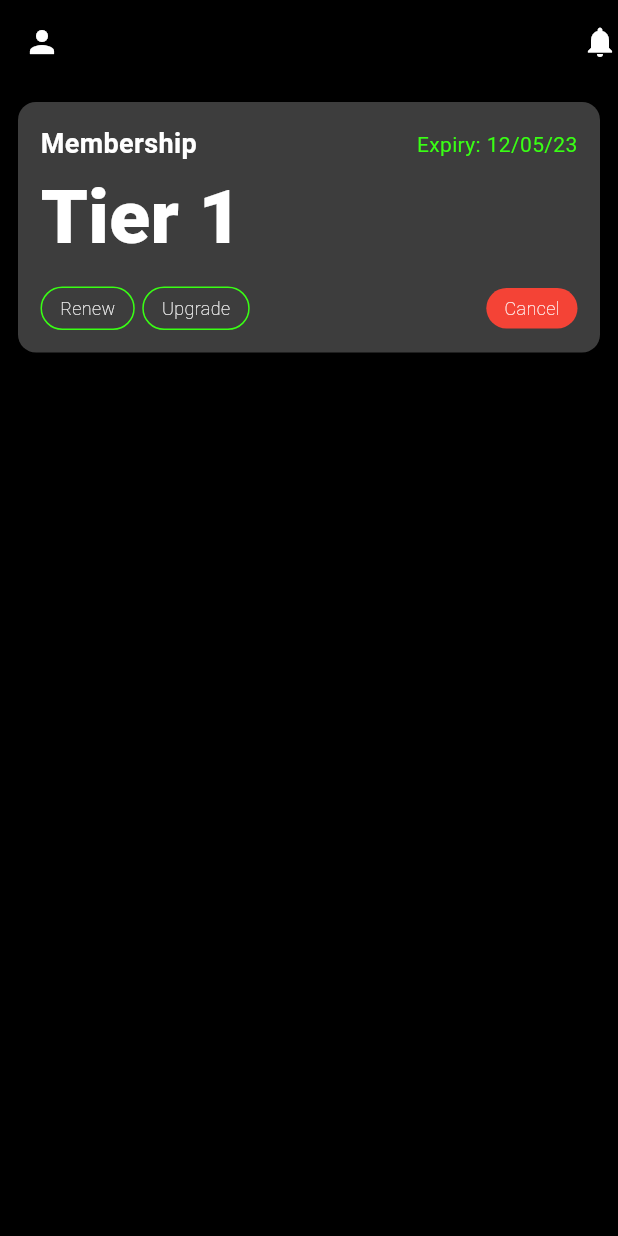
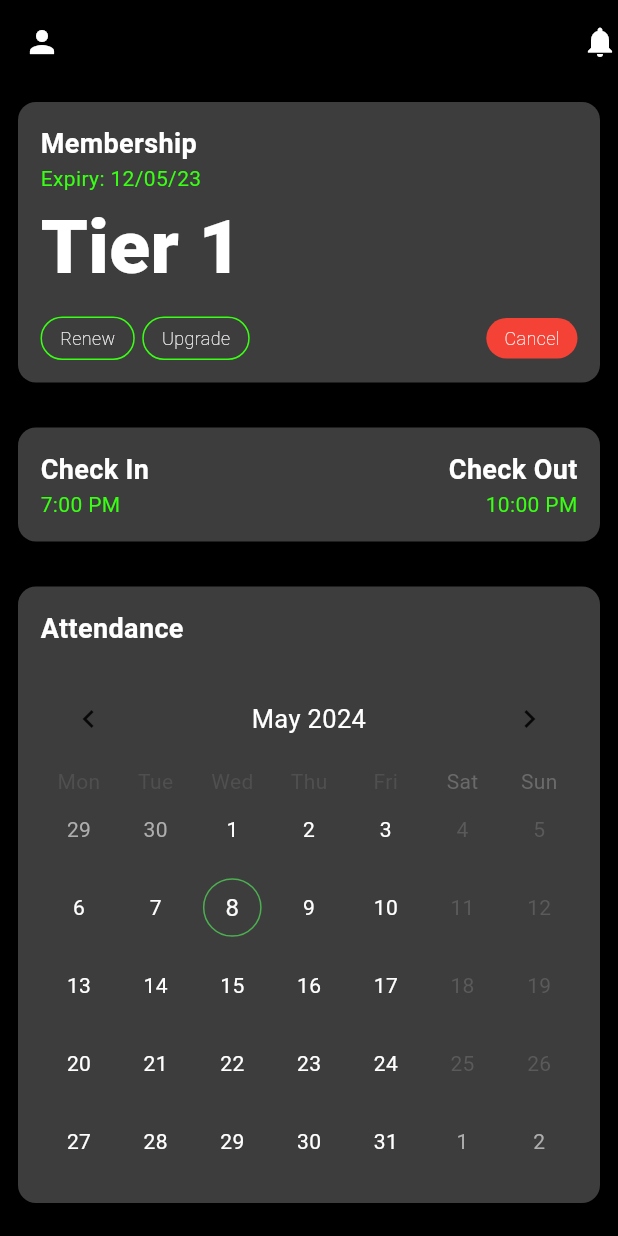
Before and after one commit to jasimrazi/GymApp, a Flutter app: the HomePage screen opened directly, on a phone screen of 412 x 824 dp. Run offline on Flutter 3.47's test engine with Material 3 defaults, Android fonts, the phone set to English and light mode, and no system bars; drawn by our look-alikes of table_calendar; our stand-ins replace google_fonts.

Commit message:
Add calender

```diff
--- a/lib/screens/home_page.dart
+++ b/lib/screens/home_page.dart
@@ -1,16 +1,40 @@
-import 'package:flutter/cupertino.dart';
 import 'package:flutter/material.dart';
 import 'package:flutter/widgets.dart';
+import 'package:table_calendar/table_calendar.dart'; // Import TableCalendar package
 import 'package:gymapp/utils.dart';
 
 class HomePage extends StatefulWidget {
-  const HomePage({super.key});
+  const HomePage({Key? key});
 
   @override
   State<HomePage> createState() => _HomePageState();
 }
 
 class _HomePageState extends State<HomePage> {
+  late CalendarFormat _calendarFormat;
+  late DateTime _focusedDay;
+  late DateTime _selectedDay;
+  CalendarStyle _calendarStyle = CalendarStyle(
+    selectedDecoration: BoxDecoration(
+      color: Colors.green,
+      shape: BoxShape.circle,
+    ),
+    todayDecoration: BoxDecoration(
+      color: Colors.transparent,
+      shape: BoxShape.circle,
+      border: Border.all(color: Colors.green),
+    ),
+    markersMaxCount: 1,
+  );
+
+  @override
+  void initState() {
+    super.initState();
+    _calendarFormat = CalendarFormat.month;
+    _focusedDay = DateTime.now();
+    _selectedDay = DateTime.now();
+  }
+
   @override
   Widget build(BuildContext context) {
     return Scaffold(
@@ -34,12 +58,10 @@ class _HomePageState extends State<HomePage> {
                   width: double.infinity,
                   decoration: BoxDecoration(
                     color: Colors.white24,
-                    borderRadius: BorderRadius.all(Radius.circular(12))),
+                    borderRadius: BorderRadius.all(Radius.circular(12)),
+                  ),
                   child: Column(
                     crossAxisAlignment: CrossAxisAlignment.start,
-                  children: [
-                    Row(
-                      mainAxisAlignment: MainAxisAlignment.spaceBetween,
                     children: [
                       Text(
                         "Membership",
@@ -48,8 +70,6 @@ class _HomePageState extends State<HomePage> {
                       Text(
                         "Expiry: 12/05/23",
                         style: AppFonts.secondaryText(context),
-                        ),
-                      ],
                       ),
                       Text(
                         "Tier 1",
@@ -73,8 +93,8 @@ class _HomePageState extends State<HomePage> {
                               ),
                               child: Text(
                                 "Renew",
-                              style:
-                                  fontStyle(12, Colors.white, FontWeight.w100),
+                                style: fontStyle(
+                                    12, Colors.white, FontWeight.w100),
                               ),
                             ),
                           ),
@@ -90,8 +110,8 @@ class _HomePageState extends State<HomePage> {
                               ),
                               child: Text(
                                 "Upgrade",
-                              style:
-                                  fontStyle(12, Colors.white, FontWeight.w100),
+                                style: fontStyle(
+                                    12, Colors.white, FontWeight.w100),
                               ),
                             ),
                           ),
@@ -108,8 +128,8 @@ class _HomePageState extends State<HomePage> {
                               ),
                               child: Text(
                                 "Cancel",
-                              style:
-                                  fontStyle(12, Colors.white, FontWeight.w100),
+                                style: fontStyle(
+                                    12, Colors.white, FontWeight.w100),
                               ),
                             ),
                           ),
@@ -118,10 +138,112 @@ class _HomePageState extends State<HomePage> {
                     ],
                   ),
                 ),
+                Container(
+                  margin: EdgeInsets.only(top: 30),
+                  padding: EdgeInsets.all(15),
+                  width: double.infinity,
+                  decoration: BoxDecoration(
+                      color: Colors.white24,
+                      borderRadius: BorderRadius.all(Radius.circular(12))),
+                  child: Column(
+                    children: [
+                      Row(
+                        mainAxisAlignment: MainAxisAlignment.spaceBetween,
+                        children: [
+                          Text(
+                            "Check In",
+                            style: AppFonts.primaryText(context),
+                          ),
+                          Text(
+                            "Check Out",
+                            style: AppFonts.primaryText(context),
+                          ),
+                        ],
+                      ),
+                      Row(
+                        mainAxisAlignment: MainAxisAlignment.spaceBetween,
+                        children: [
+                          Text(
+                            "7:00 PM",
+                            style: AppFonts.secondaryText(context),
+                          ),
+                          Text(
+                            "10:00 PM",
+                            style: AppFonts.secondaryText(context),
+                          ),
+                        ],
+                      ),
                     ],
                   ),
                 ),
-      )),
+                Container(
+                  margin: EdgeInsets.only(top: 30),
+                  padding: EdgeInsets.all(15),
+                  width: double.infinity,
+                  decoration: BoxDecoration(
+                      color: Colors.white24,
+                      borderRadius: BorderRadius.all(Radius.circular(12))),
+                  child: Column(
+                    crossAxisAlignment: CrossAxisAlignment.start,
+                    children: [
+                      Text(
+                        "Attendance",
+                        style: AppFonts.primaryText(context),
+                      ),
+                      SizedBox(
+                        height: 15,
+                      ),
+                      TableCalendar(
+                        firstDay: DateTime.utc(2022, 1, 1),
+                        lastDay: DateTime.utc(2100, 12,
+                            31), // Adjust lastDay to a date in the future
+                        focusedDay: _focusedDay,
+                        calendarFormat: _calendarFormat,
+                        startingDayOfWeek: StartingDayOfWeek.monday,
+                        calendarStyle: _calendarStyle,
+                        headerStyle: HeaderStyle(
+                          formatButtonVisible: false,
+                          titleCentered: true,
+                        ),
+                      ),
+                    ],
+                  ),
+                ),
+                Container(
+                  margin: EdgeInsets.only(top: 30),
+                  padding: EdgeInsets.all(15),
+                  width: double.infinity,
+                  decoration: BoxDecoration(
+                      color: Colors.white24,
+                      borderRadius: BorderRadius.all(Radius.circular(12))),
+                  child: Column(
+                    crossAxisAlignment: CrossAxisAlignment.start,
+                    children: [
+                      Text(
+                        "Payment History",
+                        style: AppFonts.primaryText(context),
+                      ),
+                      Row(
+                        mainAxisAlignment: MainAxisAlignment.spaceBetween,
+                        children: [
+                          Text(
+                            "₹ 1000",
+                            style: AppFonts.secondaryText(context),
+                          ),
+                          Text(
+                            "10:00 PM",
+                            style: AppFonts.secondaryText(context),
+                          ),
+                        ],
+                      ),
+                    ],
+                  ),
+                ),
+              ],
+            ),
+          ),
+        ),
+      ),
     );
   }
 }
--- a/pubspec.yaml
+++ b/pubspec.yaml
@@ -35,6 +35,7 @@ dependencies:
   # Use with the CupertinoIcons class for iOS style icons.
   cupertino_icons: ^1.0.6
   google_fonts: ^6.2.1
+  table_calendar: ^3.1.1
 
 dev_dependencies:
   flutter_test:
```
Also changed, not shown: pubspec.lock. Lines whose indentation alone changed are shown as unchanged.
